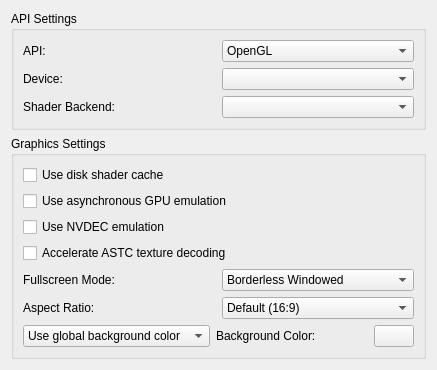
Above: src/yuzu/configuration/configure_graphics.ui from yuzu-emu-mirror/yuzu before the change. Below: the same form after it.
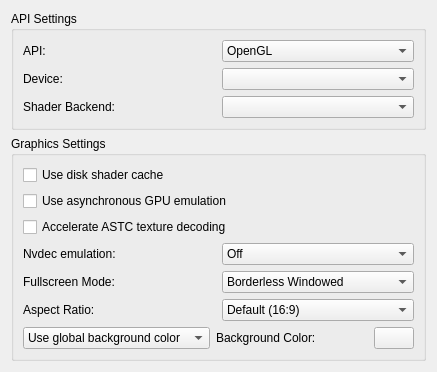
That is the form after the change.

Commit message: nvdec: VA-API

What changed in the file:
```diff
--- a/src/yuzu/configuration/configure_graphics.ui
+++ b/src/yuzu/configuration/configure_graphics.ui
@@ -167,13 +167,6 @@
           </property>
          </widget>
         </item>
-        <item>
-         <widget class="QCheckBox" name="use_nvdec_emulation">
-          <property name="text">
-           <string>Use NVDEC emulation</string>
-          </property>
-         </widget>
-        </item>
         <item>
           <widget class="QCheckBox" name="accelerate_astc">
             <property name="text">
@@ -181,6 +174,50 @@
             </property>
           </widget>
         </item>
+        <item>
+         <widget class="QWidget" name="nvdec_emulation_widget" native="true">
+          <layout class="QHBoxLayout" name="nvdec_emulation_layout">
+           <property name="leftMargin">
+            <number>0</number>
+           </property>
+           <property name="topMargin">
+            <number>0</number>
+           </property>
+           <property name="rightMargin">
+            <number>0</number>
+           </property>
+           <property name="bottomMargin">
+            <number>0</number>
+           </property>
+           <item>
+            <widget class="QLabel" name="nvdec_emulation_label">
+             <property name="text">
+              <string>Nvdec emulation:</string>
+             </property>
+            </widget>
+           </item>
+           <item>
+            <widget class="QComboBox" name="nvdec_emulation">
+             <item>
+              <property name="text">
+               <string>Off</string>
+              </property>
+             </item>
+             <item>
+              <property name="text">
+               <string>Software</string>
+              </property>
+             </item>
+             <item>
+              <property name="text">
+               <string>VA-API</string>
+              </property>
+             </item>
+            </widget>
+           </item>
+          </layout>
+         </widget>
+        </item>
         <item>
          <widget class="QWidget" name="fullscreen_mode_layout" native="true">
           <layout class="QHBoxLayout" name="horizontalLayout_1">
```
The commit also changes 14 other files.
